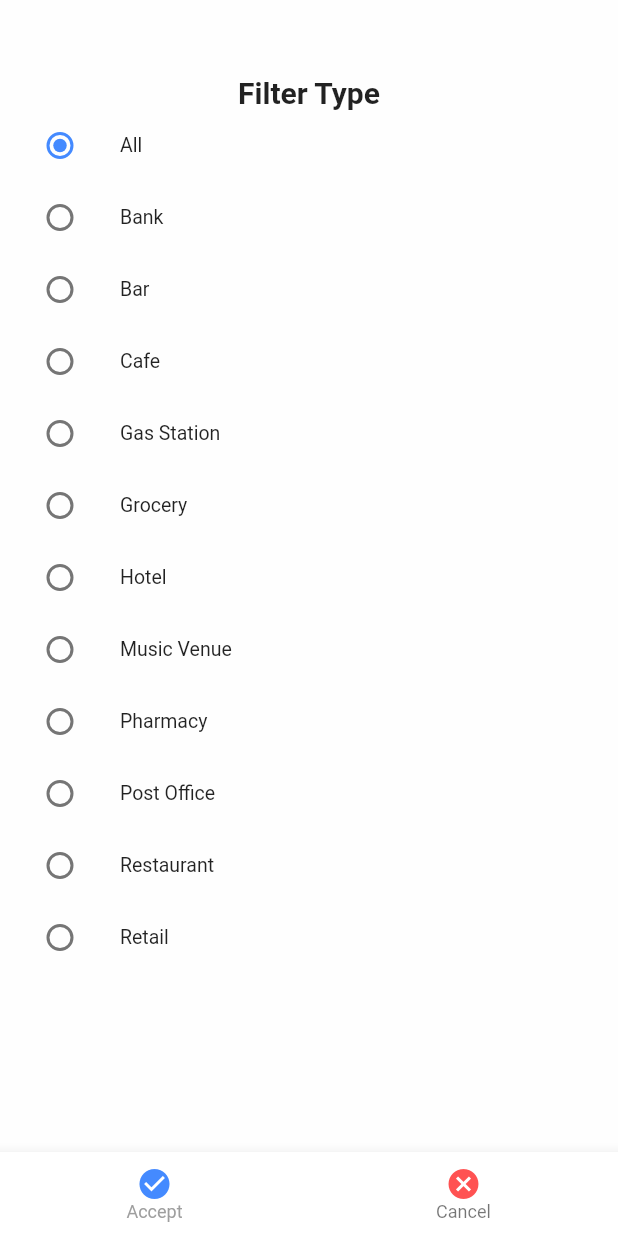
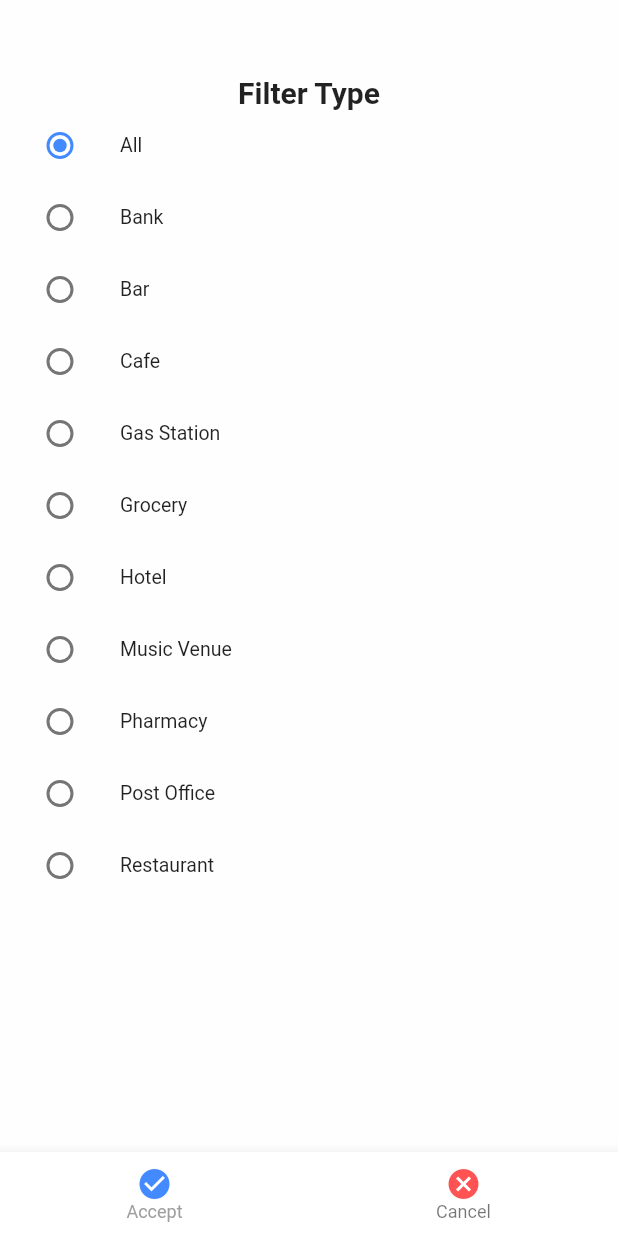
Before and after one commit to mcreekmore/moves, a Flutter app: the HomeFilterBottomSheet screen opened directly, on a phone screen of 412 x 824 dp. Run offline on Flutter 3.47's test engine with Material 2 defaults, Android fonts, the phone set to English and light mode, and no system bars; our stand-ins replace dio, firebase_auth, flutter_form_builder, flutter_spinkit, geolocator, google_maps_flutter and 3 more; missing offline and left inert: floating_search_bar, geocoder, google_maps_webservice; accounts and stored records are empty; network calls fail; statements that could not run were skipped.

Commit message:
ios tweaks and removed retail

```diff
--- a/lib/screens_ui/location_screen.dart
+++ b/lib/screens_ui/location_screen.dart
@@ -17,6 +17,7 @@ import 'package:provider/provider.dart';
 import 'package:moves/store/store.dart';
 import 'package:moves/widgets/bottom_sheet.dart';
 import 'package:moves/theme_notifier.dart';
+import 'package:flutter/cupertino.dart';
 
 class LocationScreen extends StatefulWidget {
   LocationScreen({@required this.location});
@@ -82,6 +83,11 @@ class _LocationScreenState extends State<LocationScreen> {
                       builder: (BuildContext context) {
                         return BottomSheetWidget(location: widget.location);
                       });
+
+                      // Navigator.push(
+                      //       context,
+                      //       MaterialPageRoute(
+                      //           builder: (context) => BottomSheetWidget(location: widget.location),),);
                 },
                 //backgroundColor: LocationTheme.nearlyBlue,
                 backgroundColor: Colors.blueAccent,
--- a/lib/screens_ui/suggest_location_screen.dart
+++ b/lib/screens_ui/suggest_location_screen.dart
@@ -259,10 +259,10 @@ class _SuggestLocationScreenState extends State<SuggestLocationScreen> {
                           child: Text("Pharmacy"),
                           value: "Pharmacy",
                         ),
-                        FormBuilderFieldOption(
-                          child: Text("Retail"),
-                          value: "Retail",
-                        ),
+                        // FormBuilderFieldOption(
+                        //   child: Text("Retail"),
+                        //   value: "Retail",
+                        // ),
                       ],
                     ),
                     Container(
--- a/lib/store/store.dart
+++ b/lib/store/store.dart
@@ -47,7 +47,7 @@ class Store with ChangeNotifier {
     "Post Office",
     "Hospital",
     "Pharmacy",
-    "Retail"
+    //"Retail"
   ];
 
   List<String> filteredTypes = [];
--- a/lib/widgets/bottom_sheet_types/music_venue_bottom_sheet.dart
+++ b/lib/widgets/bottom_sheet_types/music_venue_bottom_sheet.dart
@@ -1,6 +1,5 @@
 import 'package:flutter/material.dart';
 import 'package:flutter_form_builder/flutter_form_builder.dart';
-import 'package:intl/intl.dart';
 
 class MusicVenueBottomSheet extends StatefulWidget {
   @override
--- a/lib/widgets/home_filter_bottom_sheet.dart
+++ b/lib/widgets/home_filter_bottom_sheet.dart
@@ -213,21 +213,21 @@ class _HomeFilterBottomSheetState extends State<HomeFilterBottomSheet> {
                   },
                 ),
               ),
-              ListTile(
-                dense: true,
-                title: const Text('Retail'),
-                leading: Radio(
-                  value: LocationType.retail,
-                  groupValue: _typeFilter,
-                  onChanged: (LocationType value) {
-                    setState(() {
-                      //_typeFilter = value;
-                      Provider.of<Store>(context, listen: false)
-                          .changeTypeFilter(value);
-                    });
-                  },
-                ),
-              ),
+              // ListTile(
+              //   dense: true,
+              //   title: const Text('Retail'),
+              //   leading: Radio(
+              //     value: LocationType.retail,
+              //     groupValue: _typeFilter,
+              //     onChanged: (LocationType value) {
+              //       setState(() {
+              //         //_typeFilter = value;
+              //         Provider.of<Store>(context, listen: false)
+              //             .changeTypeFilter(value);
+              //       });
+              //     },
+              //   ),
+              // ),
             ],
           ),
         ),
```
Also changed, not shown: lib/screens_ui/settings_screen.dart (+18 -1 lines), lib/widgets/custom_drawer/home_drawer.dart (+31 -2 lines).
